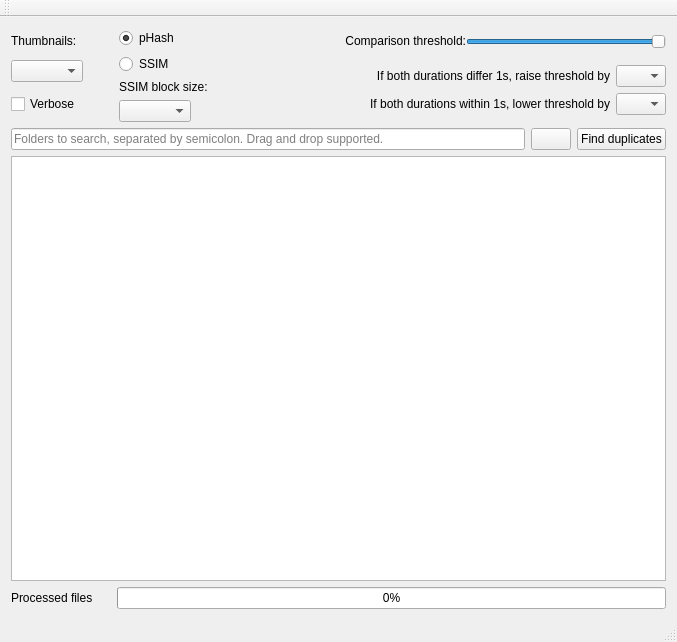
The window that QtProject/mainwindow.ui (theophanemayaud/video-simili-duplicate-cleaner) describes before a commit, drawn with Qt 5.
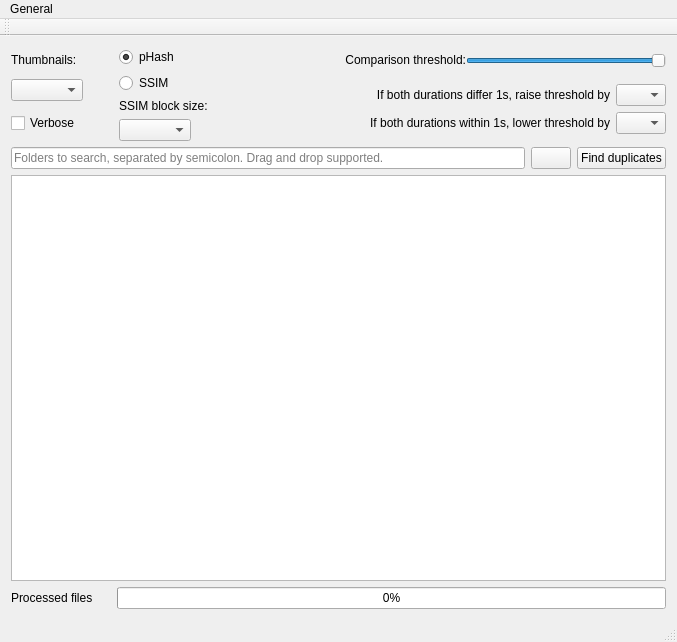
The same window after the commit.

Commit message: docs(credits): add credits menu button and window popup

Diff of the .ui file:
```diff
--- a/QtProject/mainwindow.ui
+++ b/QtProject/mainwindow.ui
@@ -429,6 +429,13 @@
      <height>24</height>
     </rect>
    </property>
+   <widget class="QMenu" name="menuGeneral">
+    <property name="title">
+     <string>General</string>
+    </property>
+    <addaction name="actionAbout"/>
+   </widget>
+   <addaction name="menuGeneral"/>
   </widget>
   <widget class="QToolBar" name="mainToolBar">
    <attribute name="toolBarArea">
```
Left out of the diff: 10 changed lines with no effect on the pictures. The commit also changes 3 other files.
